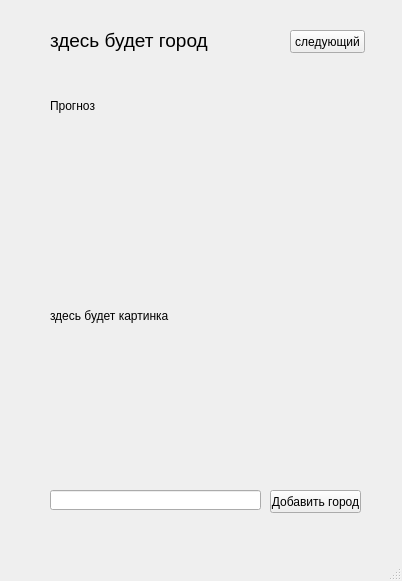
This is src/my_window.ui in first-debug/------------ as Qt 5 draws it before an edit. The edited form follows.
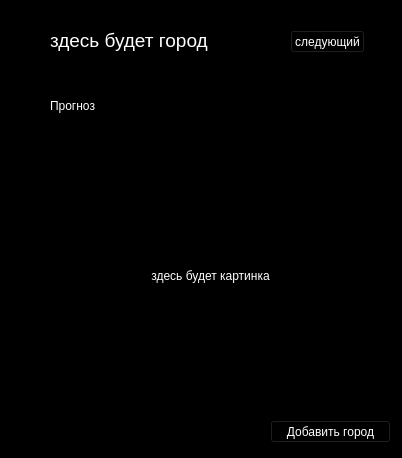
This is the edited form.

The edit to the form file:
```diff
--- a/src/my_window.ui
+++ b/src/my_window.ui
@@ -7,7 +7,7 @@
     <x>0</x>
     <y>0</y>
     <width>402</width>
-    <height>581</height>
+    <height>458</height>
    </rect>
   </property>
   <property name="sizePolicy">
@@ -19,19 +19,32 @@
   <property name="windowTitle">
    <string>MainWindow</string>
   </property>
+  <property name="styleSheet">
+   <string notr="true">background-color: rgb(0, 0, 0);
+color: rgb(255, 255, 255);</string>
+  </property>
   <widget class="QWidget" name="centralwidget">
    <widget class="QLabel" name="weatherIcon">
     <property name="geometry">
      <rect>
-      <x>50</x>
+      <x>80</x>
       <y>170</y>
-      <width>311</width>
-      <height>291</height>
+      <width>261</width>
+      <height>211</height>
      </rect>
     </property>
+    <property name="styleSheet">
+     <string notr="true">background: transparent;</string>
+    </property>
     <property name="text">
      <string>здесь будет картинка</string>
     </property>
+    <property name="scaledContents">
+     <bool>true</bool>
+    </property>
+    <property name="alignment">
+     <set>Qt::AlignCenter</set>
+    </property>
    </widget>
    <widget class="QLabel" name="town">
     <property name="geometry">
@@ -55,8 +68,8 @@
     <property name="geometry">
      <rect>
       <x>270</x>
-      <y>490</y>
-      <width>91</width>
+      <y>420</y>
+      <width>121</width>
       <height>23</height>
      </rect>
     </property>
@@ -94,24 +107,13 @@
     <property name="geometry">
      <rect>
       <x>50</x>
-      <y>490</y>
+      <y>420</y>
       <width>211</width>
       <height>20</height>
      </rect>
     </property>
    </widget>
   </widget>
-  <widget class="QMenuBar" name="menubar">
-   <property name="geometry">
-    <rect>
-     <x>0</x>
-     <y>0</y>
-     <width>402</width>
-     <height>22</height>
-    </rect>
-   </property>
-  </widget>
-  <widget class="QStatusBar" name="statusbar"/>
  </widget>
  <resources/>
  <connections/>
```
